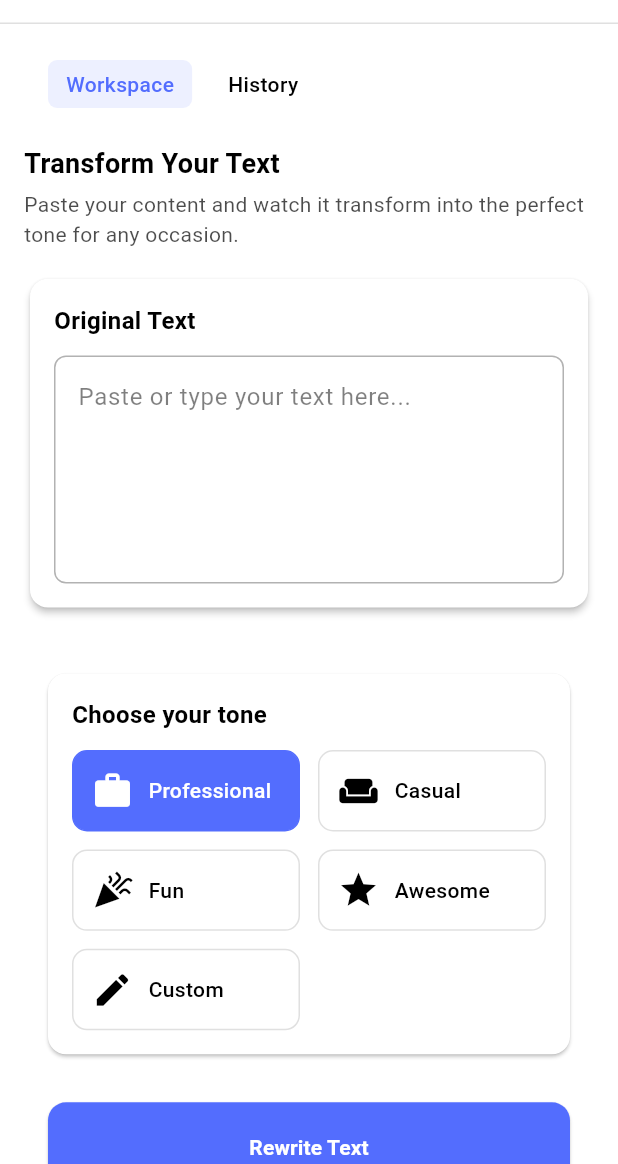
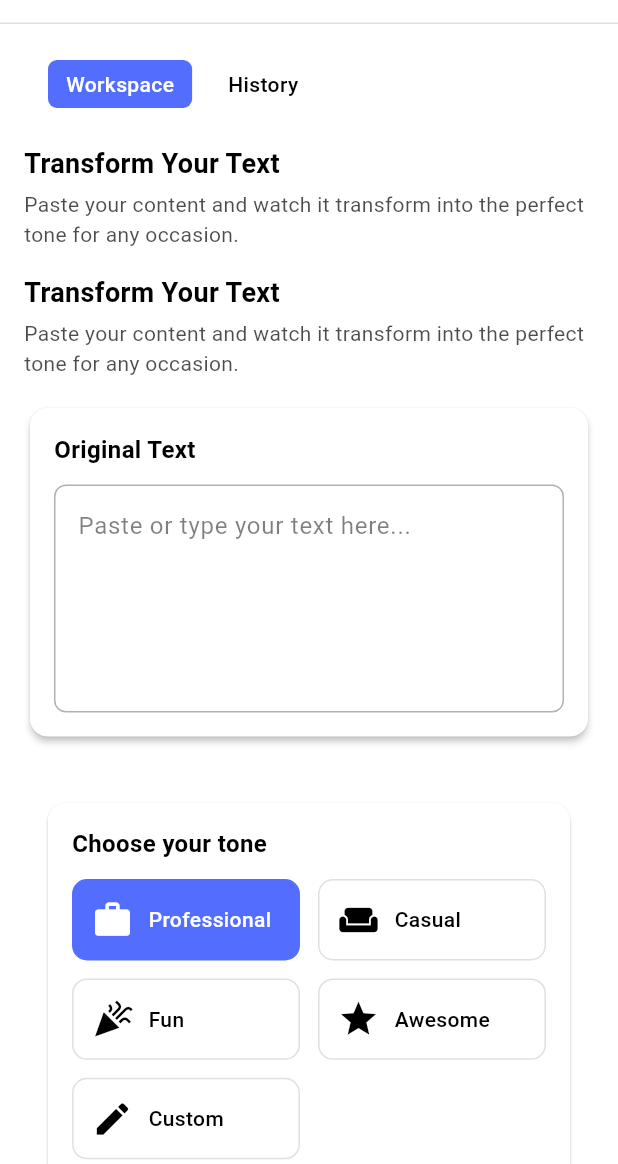
Before and after one commit to miznar/rewriter_app, a Flutter app: the RewriteScreen screen opened directly, on a phone screen of 412 x 824 dp, the part 72-1236 px from its top. Run offline on Flutter 3.47's test engine with Material 3 defaults, Android fonts, the phone set to English and light mode, and no system bars; our stand-ins replace firebase_core, flutter_riverpod, shared_preferences; accounts and stored records are empty.

Commit message:
Fixing and merging

```diff
--- a/lib/app/routes/app_routes.dart
+++ b/lib/app/routes/app_routes.dart
@@ -1,6 +1,7 @@
 import 'package:flutter/material.dart';
 import '../../features/auth/presentation/view/sign_in_screen.dart';
 import '../../features/auth/presentation/view/sign_up_screen.dart';
+import '../../features/history/history_screen.dart';
 import '../../features/onboarding/onboarding_screen.dart';
 import '../../features/homescreen/home_screen.dart';
 import '../../features/login_screen/login_screen.dart';
@@ -11,6 +12,7 @@ class AppRoutes {
   static const String login = '/login';
   static const String signIn = '/signIn';
   static const String signUp = '/signUp';
+  static const String history = '/history';
 
   static final Map<String, WidgetBuilder> routes = {
     onboarding: (context) => const OnboardingScreen(),
@@ -18,5 +20,6 @@ class AppRoutes {
     login: (context) => const LoginScreen(),
     signIn: (context) => const SignInScreen(),
     signUp: (context) => const SignUpScreen(),
+    history: (context) => const HistoryScreen(),
   };
 }
--- a/lib/features/rewriter/presentation/view/rewriter_screen.dart
+++ b/lib/features/rewriter/presentation/view/rewriter_screen.dart
@@ -60,7 +60,19 @@ class _RewriteScreenState extends State<RewriteScreen> {
           child: Column(
             crossAxisAlignment: CrossAxisAlignment.start,
             children: [
-              const TabSwitcher(),
+                TabSwitcher(
+                  selectedTab: "Workspace",
+                  onWorkspaceTap: () {},
+                  onHistoryTap: () {
+                    Navigator.pushNamed(context, AppRoutes.history);
+                  },
+                ),
+                const SizedBox(height: 16),
+                const SectionTitle(
+                  title: "Transform Your Text",
+                  subtitle:
+                  "Paste your content and watch it transform into the perfect tone for any occasion.",
+                ),
               const SizedBox(height: 16),
               const SectionTitle(
                 title: "Transform Your Text",
--- a/lib/features/rewriter/presentation/widgets/tab_switcher.dart
+++ b/lib/features/rewriter/presentation/widgets/tab_switcher.dart
@@ -2,17 +2,34 @@ import 'package:flutter/material.dart';
 import '../../../../core/themes/app_theme.dart';
 
 class TabSwitcher extends StatelessWidget {
-  const TabSwitcher({super.key});
+  final String selectedTab;
+  final VoidCallback? onWorkspaceTap;
+  final VoidCallback? onHistoryTap;
+
+  const TabSwitcher({
+    super.key,
+    required this.selectedTab,
+    this.onWorkspaceTap,
+    this.onHistoryTap,
+  });
 
   @override
   Widget build(BuildContext context) {
     return Container(
       padding: const EdgeInsets.symmetric(horizontal: 16, vertical: 8),
       child: Row(
-        children: const [
-          _TabButton(label: "Workspace", selected: true),
-          SizedBox(width: 12),
-          _TabButton(label: "History"),
+        children: [
+          _TabButton(
+            label: "Workspace",
+            selected: selectedTab == "Workspace",
+            onTap: onWorkspaceTap,
+          ),
+          const SizedBox(width: 12),
+          _TabButton(
+            label: "History",
+            selected: selectedTab == "History",
+            onTap: onHistoryTap,
+          ),
         ],
       ),
     );
@@ -22,24 +39,33 @@ class TabSwitcher extends StatelessWidget {
 class _TabButton extends StatelessWidget {
   final String label;
   final bool selected;
+  final VoidCallback? onTap;
 
-  const _TabButton({required this.label, this.selected = false});
+  const _TabButton({
+    required this.label,
+    this.selected = false,
+    this.onTap,
+  });
 
   @override
   Widget build(BuildContext context) {
     final colors = Theme.of(context).extension<AppColors>()!;
 
-    return Container(
+    return InkWell(
+      borderRadius: BorderRadius.circular(6),
+      onTap: onTap,
+      child: Container(
         padding: const EdgeInsets.symmetric(horizontal: 12, vertical: 6),
         decoration: BoxDecoration(
-        color: selected ? colors.iconColor.withOpacity(0.1) : Colors.transparent,
+          color: selected ? colors.iconColor : Colors.transparent,
           borderRadius: BorderRadius.circular(6),
         ),
         child: Text(
           label,
           style: TextStyle(
             fontWeight: FontWeight.w500,
-          color: selected ? colors.iconColor : colors.primaryText,
+            color: selected ? colors.background : colors.primaryText,
+          ),
         ),
       ),
     );
--- a/lib/main.dart
+++ b/lib/main.dart
@@ -1,9 +1,8 @@
 import 'package:firebase_core/firebase_core.dart';
 import 'package:flutter/material.dart';
+import 'package:flutter_riverpod/flutter_riverpod.dart';
 import 'app/routes/app_routes.dart';
 import 'core/themes/app_theme.dart';
-import 'features/login_screen/login_screen.dart';
-import 'features/onboarding/onboarding_screen.dart';
 import 'firebase_options.dart';
 import 'package:shared_preferences/shared_preferences.dart';
 
```
Lines whose indentation alone changed are shown as unchanged.
